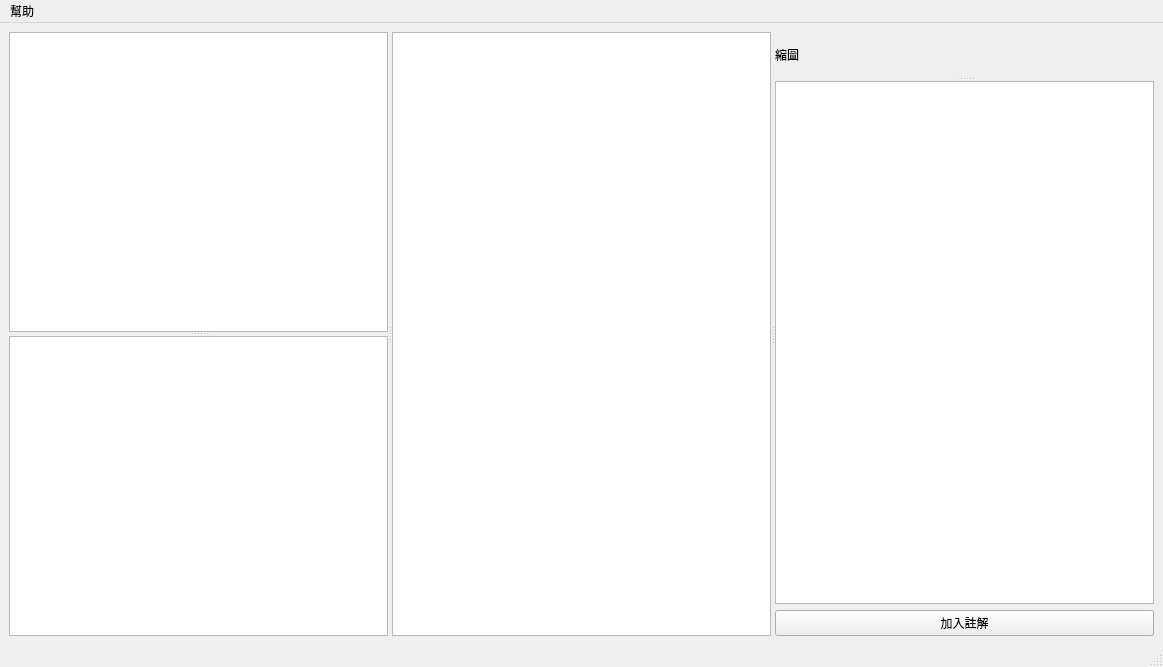
Old version of the form mainwindow.ui in the repository pablo-new17/ImageViewer.
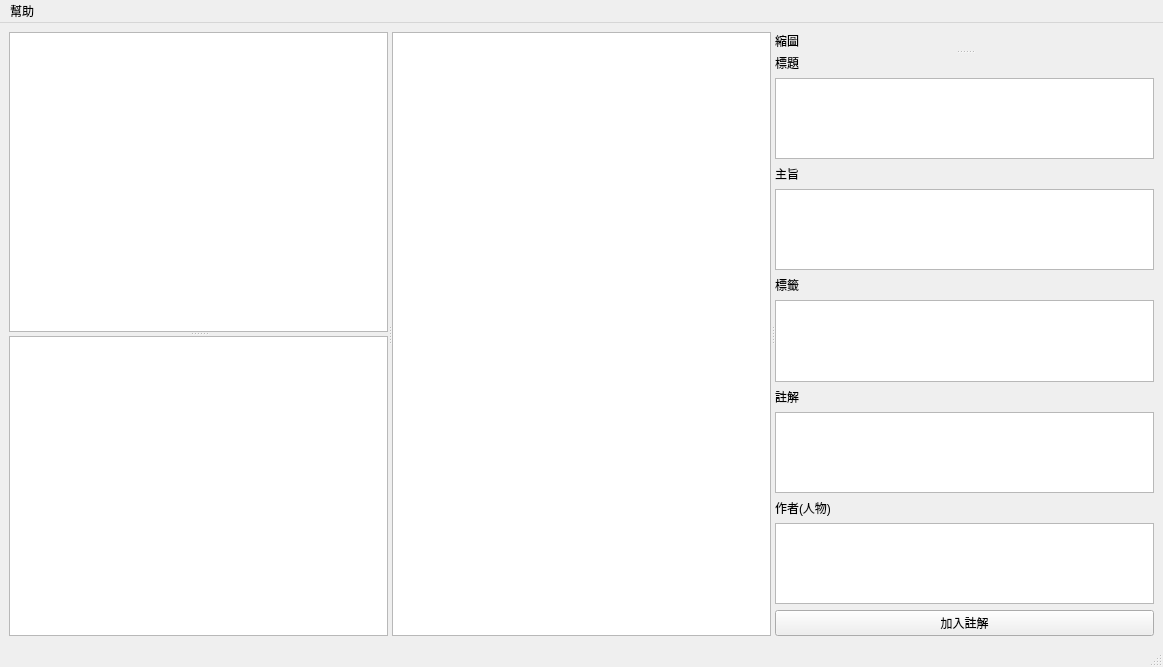
New version of the form.

The edit to the form file:
```diff
--- a/mainwindow.ui
+++ b/mainwindow.ui
@@ -55,7 +55,54 @@
        <widget class="QWidget" name="layoutWidget">
         <layout class="QVBoxLayout" name="verticalLayout">
          <item>
-          <widget class="QTextEdit" name="textEdit_Info"/>
+          <widget class="QLabel" name="label">
+           <property name="text">
+            <string>標題</string>
+           </property>
+          </widget>
+         </item>
+         <item>
+          <widget class="QTextEdit" name="textEdit_Title"/>
+         </item>
+         <item>
+          <widget class="QLabel" name="label_2">
+           <property name="text">
+            <string>主旨</string>
+           </property>
+          </widget>
+         </item>
+         <item>
+          <widget class="QTextEdit" name="textEdit_Subject"/>
+         </item>
+         <item>
+          <widget class="QLabel" name="label_3">
+           <property name="text">
+            <string>標籤</string>
+           </property>
+          </widget>
+         </item>
+         <item>
+          <widget class="QTextEdit" name="textEdit_Tags"/>
+         </item>
+         <item>
+          <widget class="QLabel" name="label_4">
+           <property name="text">
+            <string>註解</string>
+           </property>
+          </widget>
+         </item>
+         <item>
+          <widget class="QTextEdit" name="textEdit_Comment"/>
+         </item>
+         <item>
+          <widget class="QLabel" name="label_5">
+           <property name="text">
+            <string>作者(人物)</string>
+           </property>
+          </widget>
+         </item>
+         <item>
+          <widget class="QTextEdit" name="textEdit_Authors"/>
          </item>
          <item>
           <widget class="QPushButton" name="pushButton_Edit">
```
